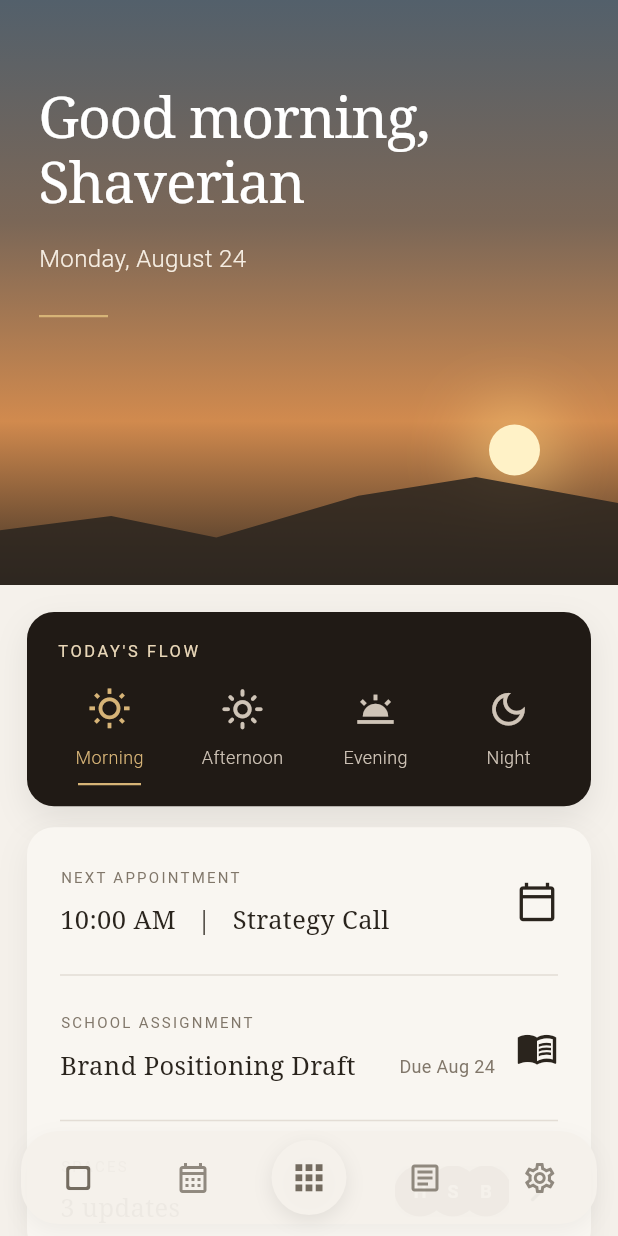
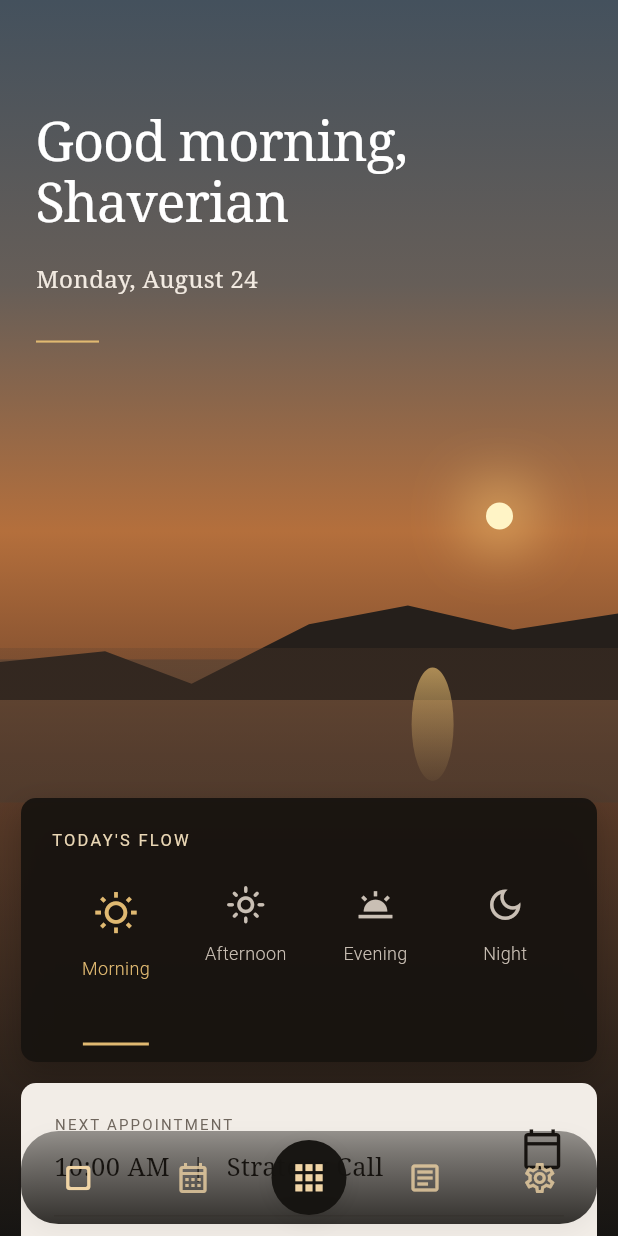
Before and after one commit to AAasafef/Dashboard, a Flutter app: the screen it shows after launch, on a phone screen of 412 x 824 dp. Run offline on Flutter 3.47's test engine with Material 3 defaults, Android fonts, the phone set to English and light mode, and no system bars.

Commit message:
Match dashboard mockup layout and interactive flow tabs

```diff
--- a/lib/screens/dashboard_screen.dart
+++ b/lib/screens/dashboard_screen.dart
@@ -9,10 +9,10 @@ class DashboardScreen extends StatefulWidget {
 }
 
 class _DashboardScreenState extends State<DashboardScreen> {
-  static const _pageColor = Color(0xFFF5F1EB);
-  static const _ink = Color(0xFF2A241D);
-  static const _muted = Color(0xFF81776A);
-  static const _gold = Color(0xFFD7B477);
+  static const _ink = Color(0xFF18130F);
+  static const _muted = Color(0xFF6F665D);
+  static const _gold = Color(0xFFE0B971);
+  static const _navSurface = Color(0xFF151310);
 
   int _currentIndex = 0;
   bool _navVisible = true;
@@ -36,55 +36,46 @@ class _DashboardScreenState extends State<DashboardScreen> {
   String _dateText() {
     final now = DateTime.now();
     const weekdays = [
-      'Monday',
-      'Tuesday',
-      'Wednesday',
-      'Thursday',
-      'Friday',
-      'Saturday',
-      'Sunday',
+      'Monday', 'Tuesday', 'Wednesday', 'Thursday', 'Friday', 'Saturday', 'Sunday'
     ];
     const months = [
-      'January',
-      'February',
-      'March',
-      'April',
-      'May',
-      'June',
-      'July',
-      'August',
-      'September',
-      'October',
-      'November',
-      'December',
+      'January', 'February', 'March', 'April', 'May', 'June',
+      'July', 'August', 'September', 'October', 'November', 'December'
     ];
     return '${weekdays[now.weekday - 1]}, ${months[now.month - 1]} ${now.day}';
   }
 
   @override
   Widget build(BuildContext context) {
+    final width = MediaQuery.sizeOf(context).width;
+    final appWidth = width > 430 ? 430.0 : width;
+
     return Scaffold(
-      backgroundColor: _pageColor,
-      body: Stack(
+      backgroundColor: const Color(0xFFF3EFEA),
+      body: Center(
+        child: SizedBox(
+          width: appWidth,
+          child: Stack(
             children: [
+              Positioned.fill(child: _SunsetBackdrop()),
               NotificationListener<ScrollNotification>(
                 onNotification: _handleScroll,
                 child: ListView(
                   physics: const BouncingScrollPhysics(),
                   padding: EdgeInsets.zero,
                   children: [
-                _HeroSection(dateText: _dateText()),
-                const SizedBox(height: 18),
+                    _HeroText(dateText: _dateText()),
+                    const SizedBox(height: 102),
                     const Padding(
-                  padding: EdgeInsets.symmetric(horizontal: 18),
+                      padding: EdgeInsets.symmetric(horizontal: 14),
                       child: _FlowCard(),
                     ),
                     const SizedBox(height: 14),
                     const Padding(
-                  padding: EdgeInsets.symmetric(horizontal: 18),
+                      padding: EdgeInsets.symmetric(horizontal: 14),
                       child: _AgendaCard(),
                     ),
-                const SizedBox(height: 120),
+                    const SizedBox(height: 135),
                   ],
                 ),
               ),
@@ -97,8 +88,83 @@ class _DashboardScreenState extends State<DashboardScreen> {
                   child: CiantisBottomNav(
                     currentIndex: _currentIndex,
                     visible: _navVisible,
-                surfaceColor: _pageColor,
+                    surfaceColor: _navSurface,
+                    imageBackground: true,
                     onTap: (index) => setState(() => _currentIndex = index),
+                  ),
+                ),
+              ),
+            ],
+          ),
+        ),
+      ),
+    );
+  }
+}
+
+class _SunsetBackdrop extends StatelessWidget {
+  @override
+  Widget build(BuildContext context) {
+    return DecoratedBox(
+      decoration: const BoxDecoration(
+        gradient: LinearGradient(
+          begin: Alignment.topCenter,
+          end: Alignment.bottomCenter,
+          colors: [
+            Color(0xFF44515D),
+            Color(0xFF665E58),
+            Color(0xFFB46F3C),
+            Color(0xFF6B412A),
+            Color(0xFF231D18),
+          ],
+          stops: [0.0, 0.23, 0.43, 0.61, 1.0],
+        ),
+      ),
+      child: Stack(
+        children: [
+          Positioned(
+            right: 70,
+            top: 335,
+            child: Container(
+              width: 18,
+              height: 18,
+              decoration: BoxDecoration(
+                shape: BoxShape.circle,
+                color: const Color(0xFFFFF4C6),
+                boxShadow: [
+                  BoxShadow(
+                    color: const Color(0xFFFFD27B).withValues(alpha: 0.85),
+                    blurRadius: 34,
+                    spreadRadius: 10,
+                  ),
+                ],
+              ),
+            ),
+          ),
+          Positioned(
+            left: 0,
+            right: 0,
+            top: 355,
+            child: CustomPaint(
+              size: const Size(double.infinity, 180),
+              painter: _LandscapePainter(),
+            ),
+          ),
+          Positioned(
+            left: 0,
+            right: 0,
+            top: 432,
+            bottom: 0,
+            child: DecoratedBox(
+              decoration: BoxDecoration(
+                gradient: LinearGradient(
+                  begin: Alignment.topCenter,
+                  end: Alignment.bottomCenter,
+                  colors: [
+                    const Color(0xFF5B402E).withValues(alpha: 0.25),
+                    const Color(0xFF151412).withValues(alpha: 0.88),
+                  ],
+                ),
               ),
             ),
           ),
@@ -108,65 +174,18 @@ class _DashboardScreenState extends State<DashboardScreen> {
   }
 }
 
-class _HeroSection extends StatelessWidget {
-  const _HeroSection({required this.dateText});
-
+class _HeroText extends StatelessWidget {
+  const _HeroText({required this.dateText});
   final String dateText;
 
   @override
   Widget build(BuildContext context) {
-    return Container(
-      height: 390,
-      decoration: const BoxDecoration(
-        gradient: LinearGradient(
-          begin: Alignment.topCenter,
-          end: Alignment.bottomCenter,
-          colors: [
-            Color(0xFF53606B),
-            Color(0xFF7B6757),
-            Color(0xFFD18A4E),
-            Color(0xFF3C3025),
-          ],
-          stops: [0.0, 0.38, 0.72, 1.0],
-        ),
-      ),
-      child: Stack(
-        children: [
-          Positioned(
-            right: 52,
-            bottom: 73,
-            child: Container(
-              width: 34,
-              height: 34,
-              decoration: BoxDecoration(
-                shape: BoxShape.circle,
-                color: const Color(0xFFFFF2C7),
-                boxShadow: [
-                  BoxShadow(
-                    color: const Color(0xFFFFD27D).withValues(alpha: 0.75),
-                    blurRadius: 38,
-                    spreadRadius: 10,
-                  ),
-                ],
-              ),
-            ),
-          ),
-          Positioned(
-            left: 0,
-            right: 0,
-            bottom: 0,
-            child: ClipPath(
-              clipper: _MountainClipper(),
-              child: Container(
-                height: 96,
-                color: const Color(0xFF2B251F).withValues(alpha: 0.86),
-              ),
-            ),
-          ),
-          SafeArea(
+    return SafeArea(
       bottom: false,
       child: Padding(
-              padding: const EdgeInsets.fromLTRB(26, 58, 24, 0),
+        padding: const EdgeInsets.fromLTRB(24, 74, 24, 0),
+        child: SizedBox(
+          height: 356,
           child: Column(
             crossAxisAlignment: CrossAxisAlignment.start,
             children: [
@@ -174,47 +193,61 @@ class _HeroSection extends StatelessWidget {
                 'Good morning,\nShaverian',
                 style: TextStyle(
                   color: Colors.white,
-                      fontSize: 38,
-                      height: 1.12,
+                  fontSize: 36,
+                  height: 1.13,
                   fontWeight: FontWeight.w300,
-                      letterSpacing: -0.8,
+                  letterSpacing: -0.7,
                   fontFamily: 'serif',
                 ),
               ),
-                  const SizedBox(height: 17),
+              const SizedBox(height: 19),
               Text(
                 dateText,
                 style: const TextStyle(
-                      color: Color(0xFFF6EEE3),
+                  color: Color(0xFFF2EAE1),
                   fontSize: 16,
                   fontWeight: FontWeight.w300,
+                  fontFamily: 'serif',
                 ),
               ),
-                  const SizedBox(height: 26),
-                  Container(width: 46, height: 1.5, color: _DashboardScreenState._gold),
+              const SizedBox(height: 29),
+              Container(width: 42, height: 1.4, color: _DashboardScreenState._gold),
             ],
           ),
         ),
-          ),
-        ],
       ),
     );
   }
 }
 
-class _FlowCard extends StatelessWidget {
+class _FlowCard extends StatefulWidget {
   const _FlowCard();
+
+  @override
+  State<_FlowCard> createState() => _FlowCardState();
+}
+
+class _FlowCardState extends State<_FlowCard> {
+  int selected = 0;
+
+  static const items = [
+    (Icons.wb_sunny_outlined, 'Morning'),
+    (Icons.light_mode_outlined, 'Afternoon'),
+    (Icons.wb_twilight_outlined, 'Evening'),
+    (Icons.dark_mode_outlined, 'Night'),
+  ];
 
   @override
   Widget build(BuildContext context) {
     return Container(
-      padding: const EdgeInsets.fromLTRB(20, 18, 20, 14),
+      height: 176,
+      padding: const EdgeInsets.fromLTRB(20, 20, 18, 10),
       decoration: BoxDecoration(
-        color: const Color(0xFF201A15),
-        borderRadius: BorderRadius.circular(18),
+        color: const Color(0xFF17130F).withValues(alpha: 0.94),
+        borderRadius: BorderRadius.circular(10),
         boxShadow: [
           BoxShadow(
-            color: Colors.black.withValues(alpha: 0.08),
+            color: Colors.black.withValues(alpha: 0.22),
             blurRadius: 18,
             offset: const Offset(0, 8),
           ),
@@ -226,59 +259,71 @@ class _FlowCard extends StatelessWidget {
           const Text(
             "TODAY'S FLOW",
             style: TextStyle(
-              color: Color(0xFFE9D7B8),
+              color: Color(0xFFEAD7B5),
               fontSize: 11,
-              letterSpacing: 1.7,
+              letterSpacing: 1.5,
+              fontWeight: FontWeight.w400,
             ),
           ),
-          const SizedBox(height: 16),
-          Row(
-            mainAxisAlignment: MainAxisAlignment.spaceBetween,
-            children: const [
-              _FlowItem(Icons.wb_sunny_outlined, 'Morning', true),
-              _FlowItem(Icons.light_mode_outlined, 'Afternoon', false),
-              _FlowItem(Icons.wb_twilight_outlined, 'Evening', false),
-              _FlowItem(Icons.dark_mode_outlined, 'Night', false),
-            ],
+          const SizedBox(height: 20),
+          Expanded(
+            child: Row(
+              crossAxisAlignment: CrossAxisAlignment.start,
+              children: List.generate(items.length, (index) {
+                final item = items[index];
+                final active = selected == index;
+                return Expanded(
+                  child: InkWell(
+                    borderRadius: BorderRadius.circular(20),
+                    splashColor: Colors.transparent,
+                    highlightColor: Colors.transparent,
+                    onTap: () => setState(() => selected = index),
+                    child: AnimatedContainer(
+                      duration: const Duration(milliseconds: 220),
+                      curve: Curves.easeOutCubic,
+                      padding: EdgeInsets.only(top: active ? 4 : 0),
+                      child: Column(
+                        mainAxisAlignment: MainAxisAlignment.start,
+                        children: [
+                          AnimatedContainer(
+                            duration: const Duration(milliseconds: 220),
+                            height: active ? 34 : 30,
+                            alignment: Alignment.center,
+                            child: Icon(
+                              item.$1,
+                              size: active ? 30 : 27,
+                              color: active
+                                  ? _DashboardScreenState._gold
+                                  : const Color(0xFFC9BFB4),
                             ),
-        ],
                           ),
-    );
-  }
-}
-
-class _FlowItem extends StatelessWidget {
-  const _FlowItem(this.icon, this.label, this.active);
-
-  final IconData icon;
-  final String label;
-  final bool active;
-
-  @override
-  Widget build(BuildContext context) {
-    final color = active
+                          SizedBox(height: active ? 11 : 9),
+                          Text(
+                            item.$2,
+                            style: TextStyle(
+                              color: active
                                   ? _DashboardScreenState._gold
-        : const Color(0xFFCFC4B7);
-    return SizedBox(
-      width: 70,
-      child: Column(
-        children: [
-          Icon(icon, size: 29, color: color),
-          const SizedBox(height: 9),
-          Text(
-            label,
-            style: TextStyle(
-              color: color,
+                                  : const Color(0xFFC9BFB4),
                               fontSize: 12,
                               fontWeight: FontWeight.w300,
                             ),
                           ),
-          const SizedBox(height: 9),
+                          const Spacer(),
                           AnimatedContainer(
-            duration: const Duration(milliseconds: 180),
-            height: 1.5,
-            width: active ? 42 : 0,
+                            duration: const Duration(milliseconds: 220),
+                            curve: Curves.easeOutCubic,
+                            height: active ? 2 : 0,
+                            width: active ? 44 : 0,
+                            margin: const EdgeInsets.only(bottom: 1),
                             color: _DashboardScreenState._gold,
+                          ),
+                        ],
+                      ),
+                    ),
+                  ),
+                );
+              }),
+            ),
           ),
         ],
       ),
@@ -292,17 +337,10 @@ class _AgendaCard extends StatelessWidget {
   @override
   Widget build(BuildContext context) {
     return Container(
-      padding: const EdgeInsets.fromLTRB(22, 22, 22, 20),
+      padding: const EdgeInsets.fromLTRB(22, 20, 22, 17),
       decoration: BoxDecoration(
-        color: const Color(0xFFF9F6F1),
-        borderRadius: BorderRadius.circular(18),
-        boxShadow: [
-          BoxShadow(
-            color: Colors.black.withValues(alpha: 0.055),
-            blurRadius: 18,
-            offset: const Offset(0, 7),
-          ),
-        ],
+        color: const Color(0xFFF2EDE7),
+        borderRadius: BorderRadius.circular(10),
       ),
       child: const Column(
         children: [
@@ -341,9 +379,7 @@ class _AgendaRow extends StatelessWidget {
 
   @override
   Widget build(BuildContext context) {
-    return Padding(
-      padding: const EdgeInsets.symmetric(vertical: 4),
-      child: Row(
+    return Row(
       crossAxisAlignment: CrossAxisAlignment.center,
       children: [
         Expanded(
@@ -354,7 +390,7 @@ class _AgendaRow extends StatelessWidget {
                 eyebrow,
                 style: const TextStyle(
                   fontSize: 10,
-                    letterSpacing: 1.5,
+                  letterSpacing: 1.45,
                   color: _DashboardScreenState._muted,
                 ),
               ),
@@ -374,12 +410,13 @@ class _AgendaRow extends StatelessWidget {
                   ),
                   if (trailingText != null)
                     Padding(
-                        padding: const EdgeInsets.only(left: 10),
+                      padding: const EdgeInsets.only(left: 8),
                       child: Text(
                         trailingText!,
                         style: const TextStyle(
                           fontSize: 12,
                           color: _DashboardScreenState._muted,
+                          fontFamily: 'serif',
                         ),
                       ),
                     ),
@@ -389,9 +426,8 @@ class _AgendaRow extends StatelessWidget {
           ),
         ),
         const SizedBox(width: 14),
-          Icon(icon, size: 28, color: _DashboardScreenState._ink),
+        Icon(icon, size: 29, color: _DashboardScreenState._ink),
       ],
-      ),
     );
   }
 }
@@ -401,9 +437,7 @@ class _SpacesRow extends StatelessWidget {
 
   @override
   Widget build(BuildContext context) {
-    return Padding(
-      padding: const EdgeInsets.only(top: 3),
-      child: Row(
+    return Row(
       children: [
         const Expanded(
           child: Column(
@@ -413,7 +447,7 @@ class _SpacesRow extends StatelessWidget {
                 'SPACES',
                 style: TextStyle(
                   fontSize: 10,
-                    letterSpacing: 1.5,
+                  letterSpacing: 1.45,
                   color: _DashboardScreenState._muted,
                 ),
               ),
@@ -430,29 +464,27 @@ class _SpacesRow extends StatelessWidget {
           ),
         ),
         SizedBox(
-            width: 76,
+          width: 80,
           height: 34,
           child: Stack(
             children: const [
-                _SpaceAvatar(left: 0, initials: 'H'),
-                _SpaceAvatar(left: 22, initials: 'S'),
-                _SpaceAvatar(left: 44, initials: 'B'),
+              _SpaceAvatar(left: 0, tone: Color(0xFF8E684C)),
+              _SpaceAvatar(left: 22, tone: Color(0xFF6F4F39)),
+              _SpaceAvatar(left: 44, tone: Color(0xFF4F392C)),
             ],
           ),
         ),
-          const SizedBox(width: 4),
-          const Icon(Icons.chevron_right_rounded, size: 29),
+        const SizedBox(width: 6),
+        const Icon(Icons.chevron_right_rounded, size: 29, color: _DashboardScreenState._ink),
       ],
-      ),
     );
   }
 }
 
 class _SpaceAvatar extends StatelessWidget {
-  const _SpaceAvatar({required this.left, required this.initials});
-
+  const _SpaceAvatar({required this.left, required this.tone});
   final double left;
-  final String initials;
+  final Color tone;
 
   @override
   Widget build(BuildContext context) {
@@ -463,23 +495,10 @@ class _SpaceAvatar extends StatelessWidget {
         height: 34,
         decoration: BoxDecoration(
           shape: BoxShape.circle,
-          color: const Color(0xFF5D5146),
-          boxShadow: [
-            BoxShadow(
-              color: Colors.black.withValues(alpha: 0.12),
-              blurRadius: 5,
+          color: tone,
+          border: Border.all(color: const Color(0xFFF2EDE7), width: 1.4),
         ),
-          ],
-        ),
-        alignment: Alignment.center,
-        child: Text(
-          initials,
-          style: const TextStyle(
-            color: Colors.white,
-            fontSize: 12,
-            fontWeight: FontWeight.w600,
-          ),
-        ),
+        child: const Icon(Icons.person_rounded, size: 20, color: Color(0xFFEAD9C8)),
       ),
     );
   }
@@ -492,26 +511,50 @@ class _Divider extends StatelessWidget {
   Widget build(BuildContext context) {
     return Padding(
       padding: const EdgeInsets.symmetric(vertical: 20),
-      child: Container(height: 1, color: const Color(0xFFE3DDD5)),
+      child: Container(height: 1, color: const Color(0xFFD9D1C8)),
     );
   }
 }
 
-class _MountainClipper extends CustomClipper<Path> {
+class _LandscapePainter extends CustomPainter {
   @override
-  Path getClip(Size size) {
-    final path = Path()..moveTo(0, size.height * 0.62);
-    path.lineTo(size.width * 0.18, size.height * 0.52);
-    path.lineTo(size.width * 0.35, size.height * 0.67);
-    path.lineTo(size.width * 0.58, size.height * 0.38);
-    path.lineTo(size.width * 0.77, size.height * 0.25);
-    path.lineTo(size.width, size.height * 0.43);
-    path.lineTo(size.width, size.height);
-    path.lineTo(0, size.height);
-    path.close();
-    return path;
+  void paint(Canvas canvas, Size size) {
+    final water = Paint()..color = const Color(0xFF4B4036).withValues(alpha: 0.55);
+    canvas.drawRect(Rect.fromLTWH(0, size.height * 0.47, size.width, size.height * 0.53), water);
+
+    final mountain = Paint()..color = const Color(0xFF251F1B);
+    final path = Path()
+      ..moveTo(0, size.height * 0.48)
+      ..lineTo(size.width * 0.17, size.height * 0.44)
+      ..lineTo(size.width * 0.31, size.height * 0.56)
+      ..lineTo(size.width * 0.50, size.height * 0.34)
+      ..lineTo(size.width * 0.66, size.height * 0.27)
+      ..lineTo(size.width * 0.83, size.height * 0.36)
+      ..lineTo(size.width, size.height * 0.30)
+      ..lineTo(size.width, size.height * 0.62)
+      ..lineTo(0, size.height * 0.62)
+      ..close();
+    canvas.drawPath(path, mountain);
+
+    final reflection = Paint()
+      ..shader = LinearGradient(
+        begin: Alignment.topCenter,
+        end: Alignment.bottomCenter,
+        colors: [
+          const Color(0xFFFFD27A).withValues(alpha: 0.8),
+          const Color(0xFFFFD27A).withValues(alpha: 0.02),
+        ],
+      ).createShader(Rect.fromLTWH(size.width * 0.64, size.height * 0.48, 28, size.height * 0.48));
+    canvas.drawOval(
+      Rect.fromCenter(
+        center: Offset(size.width * 0.70, size.height * 0.71),
+        width: 28,
+        height: size.height * 0.42,
+      ),
+      reflection,
+    );
   }
 
   @override
-  bool shouldReclip(covariant CustomClipper<Path> oldClipper) => false;
+  bool shouldRepaint(covariant CustomPainter oldDelegate) => false;
 }
```
Lines whose indentation alone changed are shown as unchanged.
